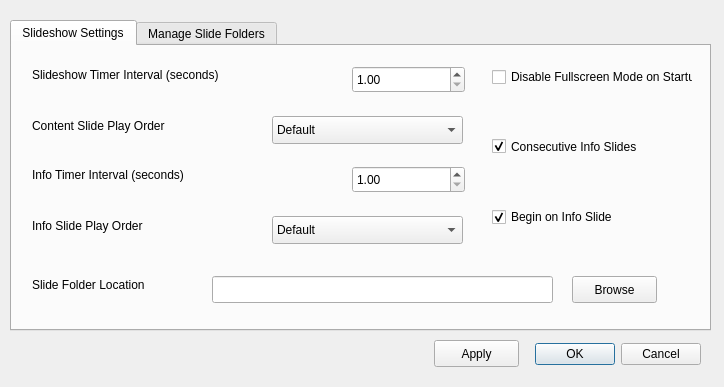
This is src/settings_window_view.ui in benoid/SimpleSlideshow as Qt 5 draws it before an edit. The edited form follows.
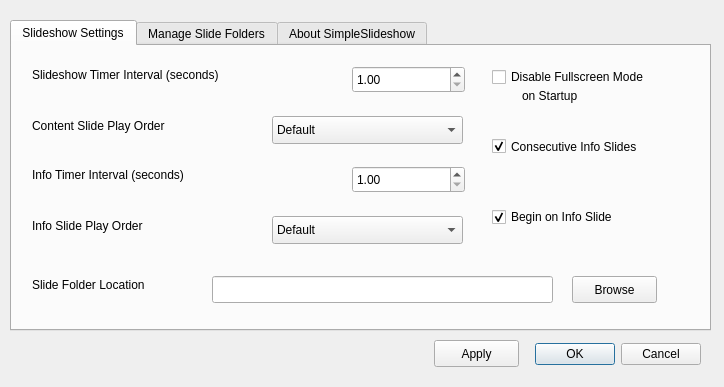
This is the edited form. The open tabs and pages were chosen to show the change.

Diff of the .ui file:
```diff
--- a/src/settings_window_view.ui
+++ b/src/settings_window_view.ui
@@ -139,7 +139,7 @@
       </rect>
      </property>
      <property name="text">
-      <string>Disable Fullscreen Mode on Startup</string>
+      <string>Disable Fullscreen Mode </string>
      </property>
     </widget>
     <widget class="QCheckBox" name="checkBox_5">
@@ -273,6 +273,19 @@
       <bool>true</bool>
      </property>
     </widget>
+    <widget class="QLabel" name="label_6">
+     <property name="geometry">
+      <rect>
+       <x>510</x>
+       <y>40</y>
+       <width>91</width>
+       <height>20</height>
+      </rect>
+     </property>
+     <property name="text">
+      <string>on Startup</string>
+     </property>
+    </widget>
     <zorder>checkBox_5</zorder>
     <zorder>lineEdit</zorder>
     <zorder>lineEdit_2</zorder>
@@ -318,6 +331,11 @@
      </column>
     </widget>
    </widget>
+   <widget class="QWidget" name="About">
+    <attribute name="title">
+     <string>About SimpleSlideshow</string>
+    </attribute>
+   </widget>
   </widget>
   <widget class="QPushButton" name="pushButton">
    <property name="geometry">
```
Left out of the diff: 3 changed lines with no effect on the pictures.
